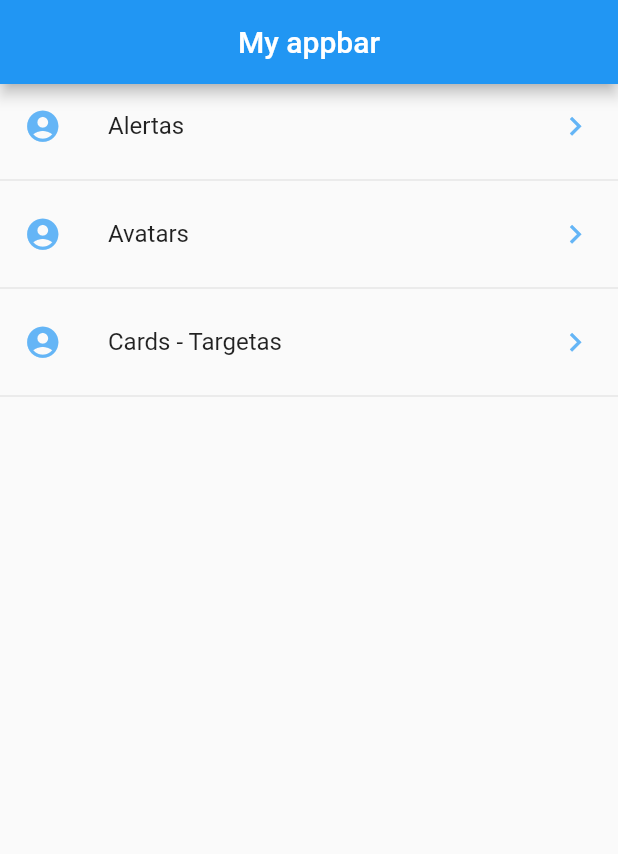
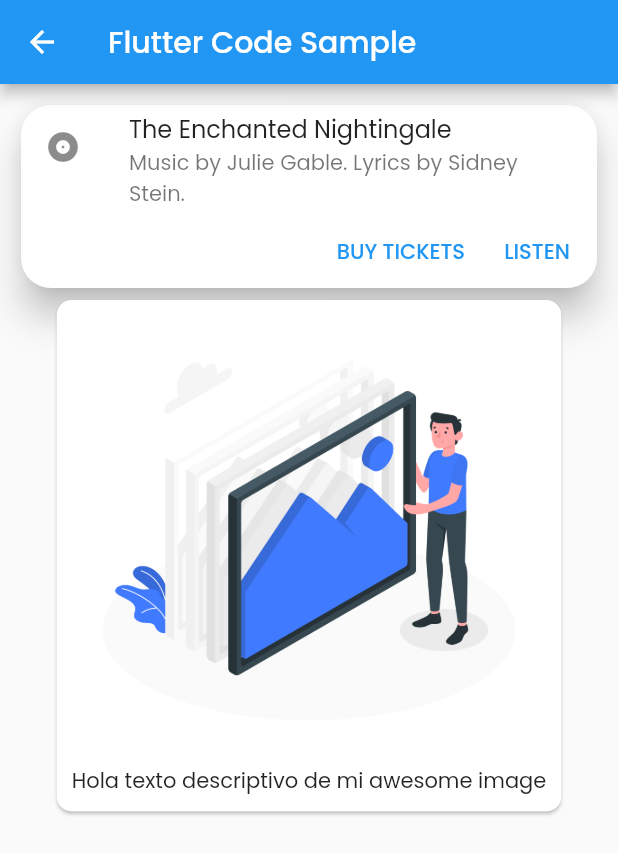
Before and after one commit to alcampospalacios/flutter-components, a Flutter app: the HomePage screen opened directly, after a tap on "Cards - Targetas", on a phone screen of 412 x 824 dp. Shown: the top 854 px of the screen. Run offline on Flutter 3.47's test engine with Material 2 defaults, Android fonts, the phone set to English and light mode, and no system bars; our stand-ins replace cool_alert, google_fonts; missing offline and left inert: dart:html; network calls fail.

Commit message:
[078] Container y Animated container

```diff
--- /dev/null
+++ b/lib/src/pages/state-less/car-page.dart
@@ -0,0 +1,86 @@
+import 'package:flutter/material.dart';
+
+/// This is the main application widget.
+class CardPage extends StatelessWidget {
+  static const String _title = 'Flutter Code Sample';
+
+  @override
+  Widget build(BuildContext context) {
+    return Scaffold(
+        appBar: AppBar(title: const Text(_title)),
+        body: ListView(
+          padding: EdgeInsets.all(10.0),
+          children: <Widget>[
+            _createCardTypeOne(context),
+            _createCardTypeTwo(context)
+          ],
+        ));
+  }
+
+  Widget _createCardTypeOne(BuildContext context) {
+    return Center(
+      child: Card(
+        elevation: 10.0,
+        shape:
+            RoundedRectangleBorder(borderRadius: BorderRadius.circular(20.0)),
+        child: Column(
+          mainAxisSize: MainAxisSize.min,
+          children: <Widget>[
+            const ListTile(
+              leading: Icon(Icons.album),
+              title: Text('The Enchanted Nightingale'),
+              subtitle: Text('Music by Julie Gable. Lyrics by Sidney Stein.'),
+            ),
+            Row(
+              mainAxisAlignment: MainAxisAlignment.end,
+              children: <Widget>[
+                TextButton(
+                  child: const Text('BUY TICKETS'),
+                  onPressed: () {/* ... */},
+                ),
+                const SizedBox(width: 8),
+                TextButton(
+                  child: const Text('LISTEN'),
+                  onPressed: () {/* ... */},
+                ),
+                const SizedBox(width: 8),
+              ],
+            ),
+          ],
+        ),
+      ),
+    );
+  }
+
+  Widget _createCardTypeTwo(BuildContext context) {
+    return Center(
+      child: Card(
+        clipBehavior: Clip.antiAlias,
+        shape:
+            RoundedRectangleBorder(borderRadius: BorderRadius.circular(10.0)),
+        child: Column(
+          children: <Widget>[
+            Image(
+              image: AssetImage('assets/no-image.png'),
+              height: 300.0,
+              fit: BoxFit.cover,
+            ),
+            Container(
+              padding: EdgeInsets.all(10.0),
+              child: Text('Hola texto descriptivo de mi awesome image'),
+            )
+          ],
+        ),
+      ),
+    );
+  }
+}
+
+// FadeInImage(
+//               placeholder: AssetImage('assets/no-image.png'),
+//               image: NetworkImage(
+//                   'https://cdn.mos.cms.futurecdn.net/M7fDTpDnJcZ4dt3myngzxi.jpg'),
+//               fadeInDuration: Duration(seconds: 2),
+//               height: 300.0,
+//               fit: BoxFit.cover,
+//             ),
--- a/lib/src/pages/state-less/home_page.dart
+++ b/lib/src/pages/state-less/home_page.dart
@@ -1,4 +1,6 @@
+import 'package:calculator/src/pages/state-less/alert-page.dart';
 import 'package:calculator/src/providers/menu-provider.dart';
+import 'package:calculator/src/utils/icon-fromstring-util.dart';
 import 'package:flutter/material.dart';
 
 class HomePage extends StatelessWidget {
@@ -22,28 +24,33 @@ class HomePage extends StatelessWidget {
         initialData: [],
         builder: (context, AsyncSnapshot<List<dynamic>> snapshot) {
           return ListView(
-            children: _createListWidget(snapshot.data),
+            children: _createListWidget(snapshot.data, context),
           );
         });
   }
 
-  List<Widget> _createListWidget(List<dynamic>? li) {
+  List<Widget> _createListWidget(List<dynamic>? li, BuildContext context) {
     return li!.map((e) {
       return Column(
         children: [
           ListTile(
             title: Text(e['text']),
-            leading: Icon(
-              Icons.account_circle,
-              color: Colors.blue[300],
-              size: 25.0,
-            ),
+            leading: getIconFrom(e['icon']),
             trailing: Icon(
               Icons.keyboard_arrow_right,
               color: Colors.blue[300],
               size: 25.0,
             ),
-            onTap: () {},
+            onTap: () {
+              // To hand routes specificly
+              // final route = MaterialPageRoute(builder: (context) {
+              //   return AlertPage();
+              // });
+
+              // Navigator.push(context, route);
+
+              Navigator.pushNamed(context, e['route']);
+            },
           ),
           Divider()
         ],
--- /dev/null
+++ b/lib/src/utils/icon-fromstring-util.dart
@@ -0,0 +1,16 @@
+import 'package:flutter/material.dart';
+
+final _iconsMapped = <String, IconData>{
+  'add_alert': Icons.add_alert,
+  'accesibility': Icons.accessibility,
+  'folder_open': Icons.folder_open,
+  'donut_large': Icons.donut_large
+};
+
+Icon getIconFrom(String icon) {
+  return Icon(
+    _iconsMapped[icon],
+    color: Colors.blue[300],
+    size: 25,
+  );
+}
--- a/pubspec.yaml
+++ b/pubspec.yaml
@@ -27,6 +27,8 @@ dependencies:
   # The following adds the Cupertino Icons font to your application.
   # Use with the CupertinoIcons class for iOS style icons.
   cupertino_icons: ^1.0.2
+  cool_alert: ^1.1.0
+  google_fonts: ^2.1.0
 
 dev_dependencies:
   flutter_test:
@@ -45,7 +47,7 @@ flutter:
   # To add assets to your application, add an assets section, like this:
   assets:
     - data/menu_opts.json
-  #   - images/a_dot_ham.jpeg
+    - assets/
 
   # An image asset can refer to one or more resolution-specific "variants", see
   # https://flutter.dev/assets-and-images/#resolution-aware.
```
Also changed, not shown: data/menu_opts.json (+10 -0 lines), lib/src/app.dart (+9 -3 lines), lib/src/pages/state-full/animated-container-page.dart (added, +53 -0 lines), lib/src/pages/state-less/alert-page.dart (added, +46 -0 lines), lib/src/pages/state-less/avatar-page.dart (added, +45 -0 lines), lib/src/pages/state-less/cool-alert.dart (added, +180 -0 lines), lib/src/routes/routes.dart (added, +20 -0 lines), assets/no-image.png (added), assets/no-image.svg (added), pubspec.lock.
